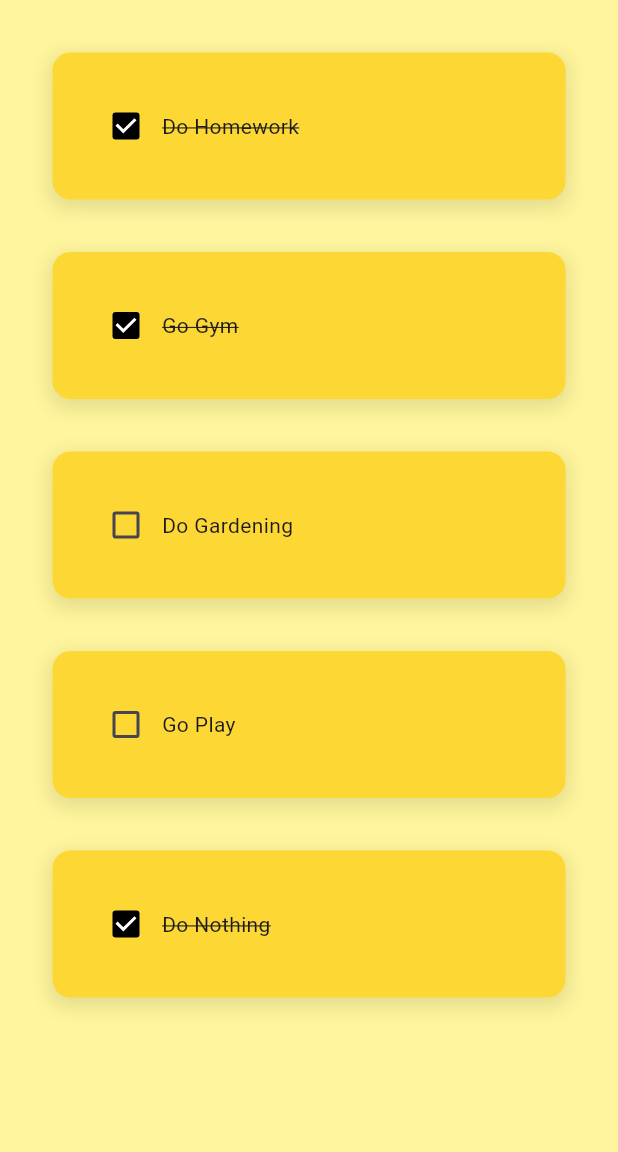
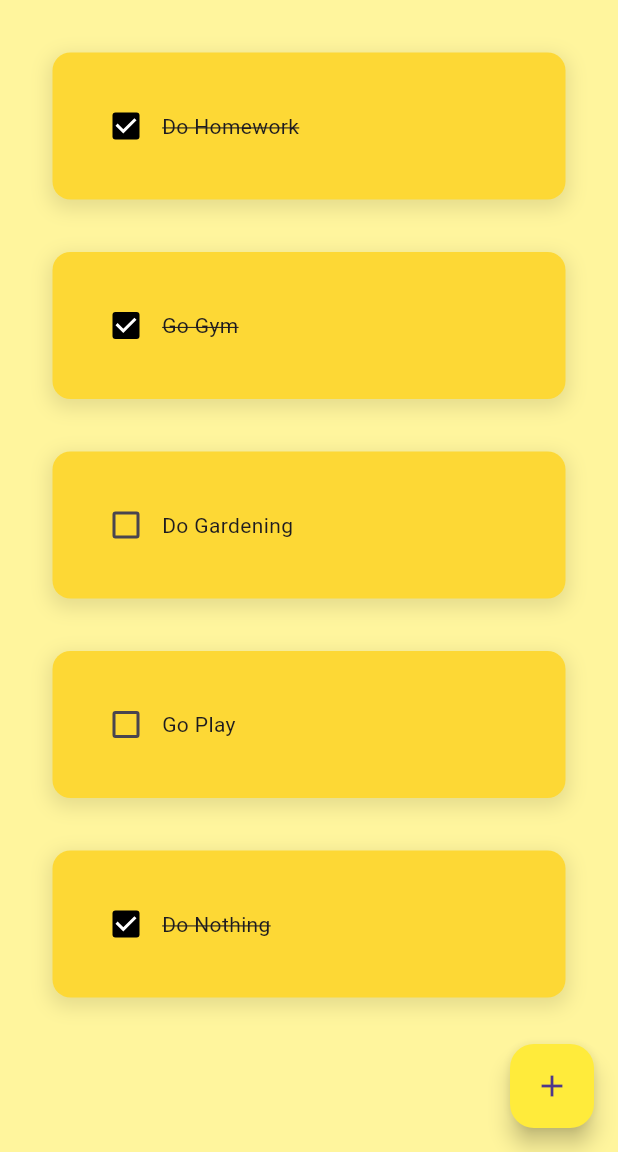
Before and after one commit to TaranSingh-111/todo-app-flutter, a Flutter app: the screen it shows after launch, on a phone screen of 412 x 824 dp, the part 84-1236 px from its top. Run offline on Flutter 3.47's test engine with Material 3 defaults, Android fonts, the phone set to English and light mode, and no system bars; our stand-ins replace google_fonts.

Commit message:
Added plus button

```diff
--- a/lib/main.dart
+++ b/lib/main.dart
@@ -14,7 +14,7 @@ class MyApp extends StatelessWidget {
     return MaterialApp(
       debugShowCheckedModeBanner: false,
       home: HomeScreen(),
-      theme: ThemeData(primarySwatch: Colors.blue),
+      theme: ThemeData(primarySwatch: Colors.yellow),
     );
   }
 }
--- a/lib/screens/home_screen.dart
+++ b/lib/screens/home_screen.dart
@@ -41,6 +41,14 @@ class _HomeScreenState extends State<HomeScreen> {
         ),
         centerTitle: true,
       ),
+
+      //add task button
+      floatingActionButton: FloatingActionButton(
+        onPressed: (){},
+        backgroundColor: Colors.yellow,
+        child: Icon(Icons.add),
+      ),
+
       body:ListView.builder(
         itemCount: toDoList.length,
         itemBuilder: (context, index) {
```
